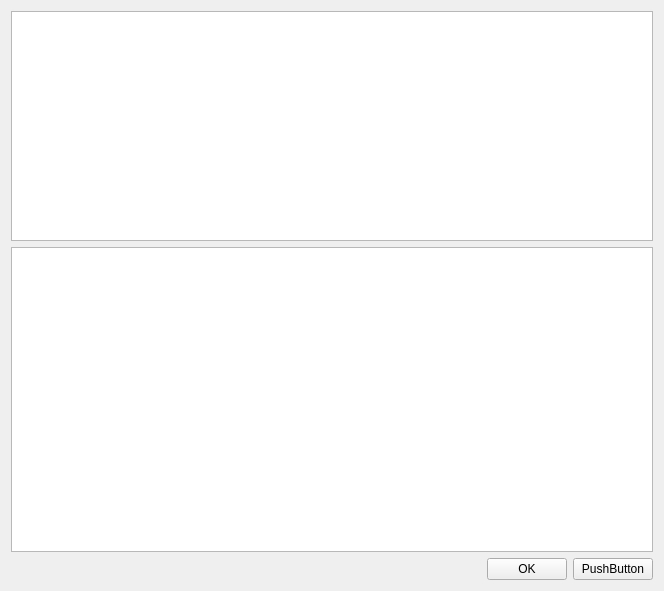
Old version of the form ui/main.ui in the repository FinkPan/DefineProject.
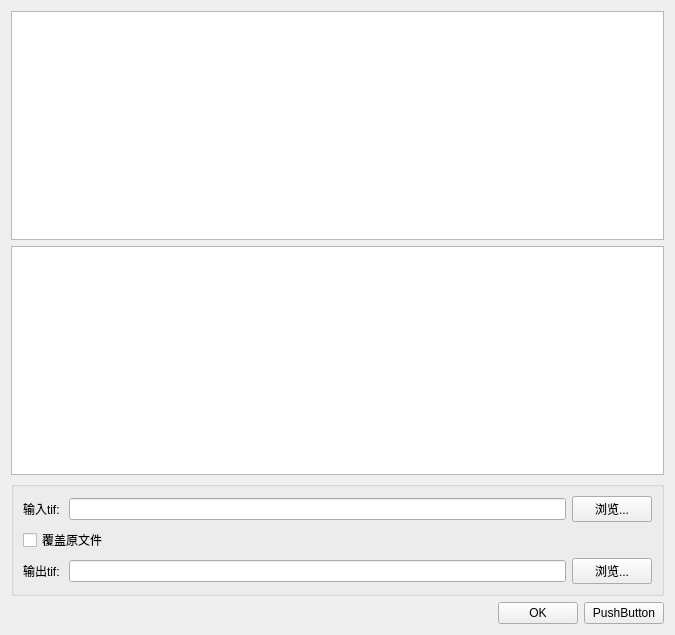
New version of the form.

Commit message: 添加输入输出tif文件控件,及信号槽

What changed in the file:
```diff
--- a/ui/main.ui
+++ b/ui/main.ui
@@ -6,14 +6,14 @@
    <rect>
     <x>0</x>
     <y>0</y>
-    <width>664</width>
-    <height>591</height>
+    <width>675</width>
+    <height>635</height>
    </rect>
   </property>
   <property name="windowTitle">
    <string>Widget</string>
   </property>
-  <layout class="QVBoxLayout" name="verticalLayout">
+  <layout class="QVBoxLayout" name="verticalLayout_2">
    <item>
     <widget class="QTreeView" name="treeView">
      <property name="sizePolicy">
@@ -33,6 +33,85 @@
    <item>
     <widget class="QTextEdit" name="textEdit"/>
    </item>
+   <item>
+    <widget class="QGroupBox" name="groupBox">
+     <property name="title">
+      <string/>
+     </property>
+     <layout class="QGridLayout" name="gridLayout">
+      <item row="2" column="0">
+       <layout class="QVBoxLayout" name="verticalLayout">
+        <item>
+         <layout class="QHBoxLayout" name="horizontalLayout_3">
+          <item>
+           <widget class="QLabel" name="label_2">
+            <property name="text">
+             <string>输入tif: </string>
+            </property>
+           </widget>
+          </item>
+          <item>
+           <widget class="QLineEdit" name="lineEdit_input"/>
+          </item>
+          <item>
+           <widget class="QPushButton" name="pushButton_input">
+            <property name="text">
+             <string>浏览...</string>
+            </property>
+           </widget>
+          </item>
+         </layout>
+        </item>
+        <item>
+         <layout class="QHBoxLayout" name="horizontalLayout_4">
+          <item>
+           <widget class="QCheckBox" name="checkBox">
+            <property name="text">
+             <string>覆盖原文件</string>
+            </property>
+           </widget>
+          </item>
+          <item>
+           <spacer name="horizontalSpacer_2">
+            <property name="orientation">
+             <enum>Qt::Horizontal</enum>
+            </property>
+            <property name="sizeHint" stdset="0">
+             <size>
+              <width>40</width>
+              <height>20</height>
+             </size>
+            </property>
+           </spacer>
+          </item>
+         </layout>
+        </item>
+        <item>
+         <layout class="QHBoxLayout" name="horizontalLayout_2">
+          <item>
+           <widget class="QLabel" name="label">
+            <property name="text">
+             <string>输出tif: </string>
+            </property>
+           </widget>
+          </item>
+          <item>
+           <widget class="QLineEdit" name="lineEdit_output"/>
+          </item>
+          <item>
+           <widget class="QPushButton" name="pushButton_output">
+            <property name="text">
+             <string>浏览...</string>
+            </property>
+           </widget>
+          </item>
+         </layout>
+        </item>
+       </layout>
+      </item>
+     </layout>
+    </widget>
+   </item>
    <item>
     <layout class="QHBoxLayout" name="horizontalLayout">
      <item>
```
The commit also changes 2 other files.
